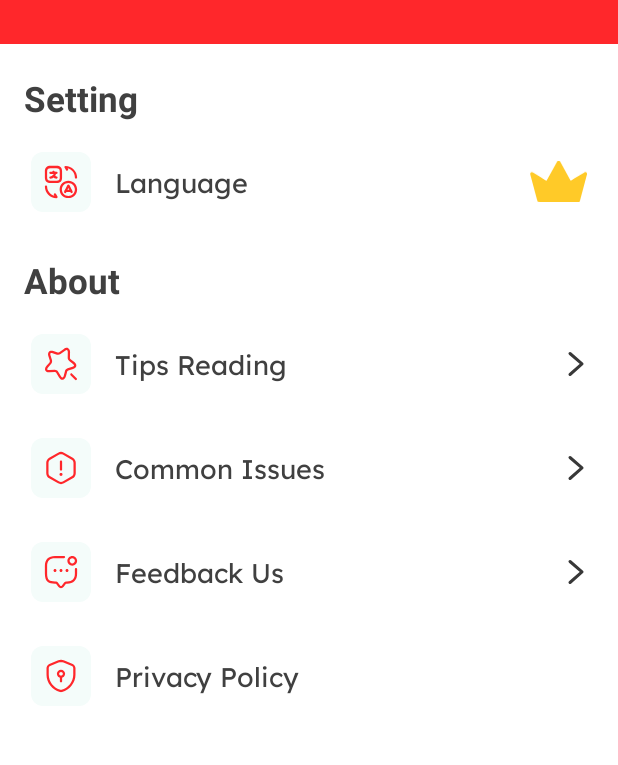
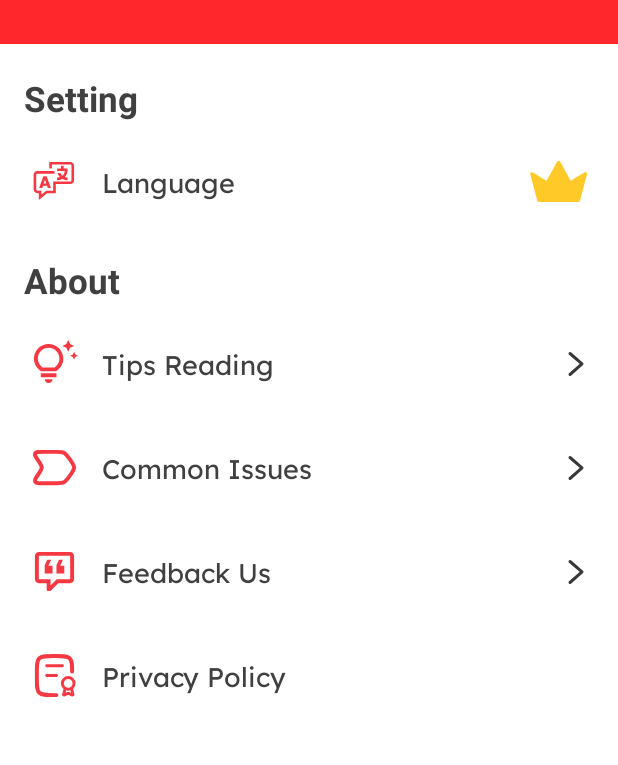
Before and after one commit to kyata002/1.PdfReader, an Android app: the layout view_menu.xml on its own in the app's theme, with its tools: preview values and no code run, on a phone screen of 412 x 824 dp, the part 151-916 px from its top. Run offline under Robolectric (Android 15) with nearby library versions, the phone set to English and light mode, and no system bars; plain views replace RatingBar; Roboto replaces fonts that are not available here.

Commit message:
reskin pdfreader

```diff
--- /dev/null
+++ b/app/src/main/res/drawable/ic_clarity_language_line.xml
@@ -0,0 +1,19 @@
+<vector xmlns:android="http://schemas.android.com/apk/res/android"
+    android:width="24dp"
+    android:height="24dp"
+    android:viewportWidth="24"
+    android:viewportHeight="24">
+  <group>
+    <clip-path
+        android:pathData="M0,0h24v24h-24z"/>
+    <path
+        android:pathData="M20,2H9.333V5.333H10.667V3.333H20C20.4,3.333 20.667,3.6 20.667,4V11.333C20.667,11.733 20.4,12 20,12H11.333V16.667H7.8L5.333,18.6V16.667H3.333C2.933,16.667 2.667,16.4 2.667,16V8.667C2.667,8.267 2.933,8 3.333,8H12V6.667H3.333C2.2,6.667 1.333,7.533 1.333,8.667V16C1.333,17.133 2.2,18 3.333,18H4V21.4L8.2,18H12.667V13.333H20C21.133,13.333 22,12.467 22,11.333V4C22,2.867 21.133,2 20,2Z"
+        android:fillColor="#F63842"/>
+    <path
+        android:pathData="M4.133,15.267H5.733L6.133,14.2H8.2L8.6,15.267H10.2L7.933,9.333H6.333L4.133,15.267ZM7.133,11L7.8,13.067H6.467L7.133,11Z"
+        android:fillColor="#F63842"/>
+    <path
+        android:pathData="M13.333,11.333C14.067,11.333 15.067,11.133 16,10.667C16.933,11.133 18,11.333 18.667,11.333V10C18.667,10 18,10 17.267,9.733C18.067,8.933 18.667,7.733 18.667,6V5.333H16.667V4H15.333V5.333H13.333V6.667H17.267C17.133,7.867 16.6,8.6 16,9.067C15.6,8.733 15.2,8.267 14.933,7.667H13.533C13.8,8.533 14.2,9.2 14.733,9.733C14.067,10 13.467,10 13.333,10V11.333Z"
+        android:fillColor="#F63842"/>
+  </group>
+</vector>
--- a/app/src/main/res/drawable/ic_feedback.xml
+++ b/app/src/main/res/drawable/ic_feedback.xml
@@ -1,24 +1,9 @@
 <vector xmlns:android="http://schemas.android.com/apk/res/android"
-    android:width="40dp"
-    android:height="40dp"
-    android:viewportWidth="40"
-    android:viewportHeight="40">
+    android:width="24dp"
+    android:height="24dp"
+    android:viewportWidth="24"
+    android:viewportHeight="24">
   <path
-      android:pathData="M8,0L32,0A8,8 0,0 1,40 8L40,32A8,8 0,0 1,32 40L8,40A8,8 0,0 1,0 32L0,8A8,8 0,0 1,8 0z"
-      android:fillColor="#F4FCFA"/>
-  <path
-      android:pathData="M20,30.81C19.31,30.81 18.66,30.46 18.2,29.85L16.7,27.85C16.67,27.81 16.55,27.75 16.49,27.75H16C11.83,27.75 9.25,26.62 9.25,21V16C9.25,11.58 11.58,9.25 16,9.25H22C22.41,9.25 22.75,9.59 22.75,10C22.75,10.41 22.41,10.75 22,10.75H16C12.42,10.75 10.75,12.42 10.75,16V21C10.75,25.52 12.3,26.25 16,26.25H16.5C17.01,26.25 17.59,26.54 17.9,26.95L19.4,28.95C19.75,29.41 20.25,29.41 20.6,28.95L22.1,26.95C22.43,26.51 22.95,26.25 23.5,26.25H24C27.58,26.25 29.25,24.58 29.25,21V18C29.25,17.59 29.59,17.25 30,17.25C30.41,17.25 30.75,17.59 30.75,18V21C30.75,25.42 28.42,27.75 24,27.75H23.5C23.42,27.75 23.35,27.79 23.3,27.85L21.8,29.85C21.34,30.46 20.69,30.81 20,30.81Z"
-      android:fillColor="#FF272B"/>
-  <path
-      android:pathData="M20,20C19.44,20 19,19.55 19,19C19,18.45 19.45,18 20,18C20.55,18 21,18.45 21,19C21,19.55 20.56,20 20,20Z"
-      android:fillColor="#FF272B"/>
-  <path
-      android:pathData="M24,20C23.44,20 23,19.55 23,19C23,18.45 23.45,18 24,18C24.55,18 25,18.45 25,19C25,19.55 24.56,20 24,20Z"
-      android:fillColor="#FF272B"/>
-  <path
-      android:pathData="M16,20C15.44,20 15,19.55 15,19C15,18.45 15.45,18 16,18C16.55,18 17,18.45 17,19C17,19.55 16.56,20 16,20Z"
-      android:fillColor="#FF272B"/>
-  <path
-      android:pathData="M27.5,15.75C25.71,15.75 24.25,14.29 24.25,12.5C24.25,10.71 25.71,9.25 27.5,9.25C29.29,9.25 30.75,10.71 30.75,12.5C30.75,14.29 29.29,15.75 27.5,15.75ZM27.5,10.75C26.54,10.75 25.75,11.54 25.75,12.5C25.75,13.46 26.54,14.25 27.5,14.25C28.46,14.25 29.25,13.46 29.25,12.5C29.25,11.54 28.46,10.75 27.5,10.75Z"
-      android:fillColor="#FF272B"/>
+      android:pathData="M9,22C8.4,22 8,21.6 8,21V18H4C2.9,18 2,17.1 2,16V4C2,2.9 2.9,2 4,2H20C21.1,2 22,2.9 22,4V16C22,17.1 21.1,18 20,18H13.9L10.2,21.7C10,21.9 9.8,22 9.5,22H9ZM10,16V19.1L13.1,16H20V4H4V16H10ZM16.3,6L14.9,9H17V13H13V8.8L14.3,6H16.3ZM10.3,6L8.9,9H11V13H7V8.8L8.3,6H10.3Z"
+      android:fillColor="#F63842"/>
 </vector>
--- /dev/null
+++ b/app/src/main/res/drawable/ic_label_important.xml
@@ -0,0 +1,11 @@
+<vector xmlns:android="http://schemas.android.com/apk/res/android"
+    android:width="24dp"
+    android:height="24dp"
+    android:viewportWidth="24"
+    android:viewportHeight="24">
+  <path
+      android:pathData="M13,4H6.235C3.794,4 2.574,4 2.144,4.766C2.131,4.79 2.119,4.814 2.107,4.838C1.719,5.626 2.41,6.631 3.793,8.642C4.896,10.246 5.448,11.048 5.461,11.955C5.462,11.985 5.462,12.015 5.461,12.045C5.448,12.952 4.896,13.754 3.793,15.358C2.41,17.369 1.719,18.374 2.107,19.163C2.119,19.187 2.131,19.21 2.144,19.233C2.574,20 3.794,20 6.235,20H13C14.963,20 15.944,20 16.789,19.578C17.633,19.155 18.222,18.37 19.4,16.8C21.133,14.489 22,13.333 22,12C22,10.667 21.133,9.511 19.4,7.2C18.222,5.63 17.633,4.845 16.789,4.422C15.944,4 14.963,4 13,4Z"
+      android:strokeWidth="2"
+      android:fillColor="#00000000"
+      android:strokeColor="#F63842"/>
+</vector>
--- /dev/null
+++ b/app/src/main/res/drawable/ic_outline_tips.xml
@@ -0,0 +1,9 @@
+<vector xmlns:android="http://schemas.android.com/apk/res/android"
+    android:width="24dp"
+    android:height="24dp"
+    android:viewportWidth="24"
+    android:viewportHeight="24">
+  <path
+      android:pathData="M7,20H11C11,21.1 10.1,22 9,22C7.9,22 7,21.1 7,20ZM5,19H13V17H5V19ZM16.5,9.5C16.5,13.32 13.84,15.36 12.73,16H5.27C4.16,15.36 1.5,13.32 1.5,9.5C1.5,5.36 4.86,2 9,2C13.14,2 16.5,5.36 16.5,9.5ZM14.5,9.5C14.5,6.47 12.03,4 9,4C5.97,4 3.5,6.47 3.5,9.5C3.5,11.97 4.99,13.39 5.85,14H12.15C13.01,13.39 14.5,11.97 14.5,9.5ZM21.37,7.37L20,8L21.37,8.63L22,10L22.63,8.63L24,8L22.63,7.37L22,6L21.37,7.37ZM19,6L19.94,3.94L22,3L19.94,2.06L19,0L18.06,2.06L16,3L18.06,3.94L19,6Z"
+      android:fillColor="#F63842"/>
+</vector>
--- /dev/null
+++ b/app/src/main/res/drawable/ic_policy.xml
@@ -0,0 +1,30 @@
+<vector xmlns:android="http://schemas.android.com/apk/res/android"
+    android:width="24dp"
+    android:height="24dp"
+    android:viewportWidth="24"
+    android:viewportHeight="24">
+  <path
+      android:pathData="M11.471,22C7.478,22 5.481,22 4.24,20.828C3,19.657 3,17.771 3,14L3,10C3,6.229 3,4.343 4.24,3.172C5.481,2 7.478,2 11.471,2L12.529,2C16.522,2 18.519,2 19.76,3.172C21,4.343 21,6.229 21,10M11.5,22H13"
+      android:strokeWidth="2"
+      android:fillColor="#00000000"
+      android:strokeColor="#F63842"
+      android:strokeLineCap="round"/>
+  <path
+      android:pathData="M8,7H16"
+      android:strokeWidth="1.5"
+      android:fillColor="#00000000"
+      android:strokeColor="#F63842"
+      android:strokeLineCap="round"/>
+  <path
+      android:pathData="M8,12H13"
+      android:strokeWidth="1.5"
+      android:fillColor="#00000000"
+      android:strokeColor="#F63842"
+      android:strokeLineCap="round"/>
+  <path
+      android:pathData="M17.5,18.59L16.598,21.743C16.557,21.901 16.714,22.038 16.866,21.978L18.851,21.185C18.947,21.147 19.053,21.147 19.149,21.185L21.153,21.985C21.301,22.045 21.456,21.915 21.423,21.759L20.659,18.491M22,15.995C22,14.341 20.657,13 19,13C17.343,13 16,14.341 16,15.995C16,17.649 17.343,18.99 19,18.99C20.657,18.99 22,17.649 22,15.995Z"
+      android:strokeLineJoin="round"
+      android:strokeWidth="1.5"
+      android:fillColor="#00000000"
+      android:strokeColor="#F63842"/>
+</vector>
--- a/app/src/main/res/layout/view_menu.xml
+++ b/app/src/main/res/layout/view_menu.xml
@@ -125,11 +125,11 @@
                 android:background="?attr/selectableItemBackground">
 
                 <androidx.appcompat.widget.AppCompatImageView
-                    android:layout_width="wrap_content"
-                    android:layout_height="wrap_content"
+                    android:layout_width="@dimen/_24sdp"
+                    android:layout_height="@dimen/_24sdp"
                     android:layout_gravity="center"
                     android:layout_marginStart="@dimen/_16sdp"
-                    android:src="@drawable/ic_language" />
+                    android:src="@drawable/ic_clarity_language_line" />
 
                 <TextView
                     android:layout_width="0dp"
@@ -208,11 +208,11 @@
                 android:background="?attr/selectableItemBackground">
 
                 <androidx.appcompat.widget.AppCompatImageView
-                    android:layout_width="wrap_content"
-                    android:layout_height="wrap_content"
+                    android:layout_width="@dimen/_24sdp"
+                    android:layout_height="@dimen/_24sdp"
                     android:layout_gravity="center"
                     android:layout_marginStart="@dimen/_16sdp"
-                    android:src="@drawable/ic_tip_reading" />
+                    android:src="@drawable/ic_outline_tips" />
 
                 <TextView
                     android:layout_width="0dp"
@@ -243,11 +243,11 @@
                 android:background="?attr/selectableItemBackground">
 
                 <androidx.appcompat.widget.AppCompatImageView
-                    android:layout_width="wrap_content"
-                    android:layout_height="wrap_content"
+                    android:layout_width="@dimen/_24sdp"
+                    android:layout_height="@dimen/_24sdp"
                     android:layout_gravity="center"
                     android:layout_marginStart="@dimen/_16sdp"
-                    android:src="@drawable/ic_common_issuse" />
+                    android:src="@drawable/ic_label_important" />
 
                 <TextView
                     android:layout_width="0dp"
@@ -278,8 +278,8 @@
                 android:background="?attr/selectableItemBackground">
 
                 <androidx.appcompat.widget.AppCompatImageView
-                    android:layout_width="wrap_content"
-                    android:layout_height="wrap_content"
+                    android:layout_width="@dimen/_24sdp"
+                    android:layout_height="@dimen/_24sdp"
                     android:layout_gravity="center"
                     android:layout_marginStart="@dimen/_16sdp"
                     android:src="@drawable/ic_feedback" />
@@ -314,11 +314,11 @@
                 android:background="?attr/selectableItemBackground">
 
                 <androidx.appcompat.widget.AppCompatImageView
-                    android:layout_width="wrap_content"
-                    android:layout_height="wrap_content"
+                    android:layout_width="@dimen/_24sdp"
+                    android:layout_height="@dimen/_24sdp"
                     android:layout_gravity="center"
                     android:layout_marginStart="@dimen/_16sdp"
-                    android:src="@drawable/ic_privacy_policy" />
+                    android:src="@drawable/ic_policy" />
 
                 <TextView
                     android:layout_width="0dp"
```
